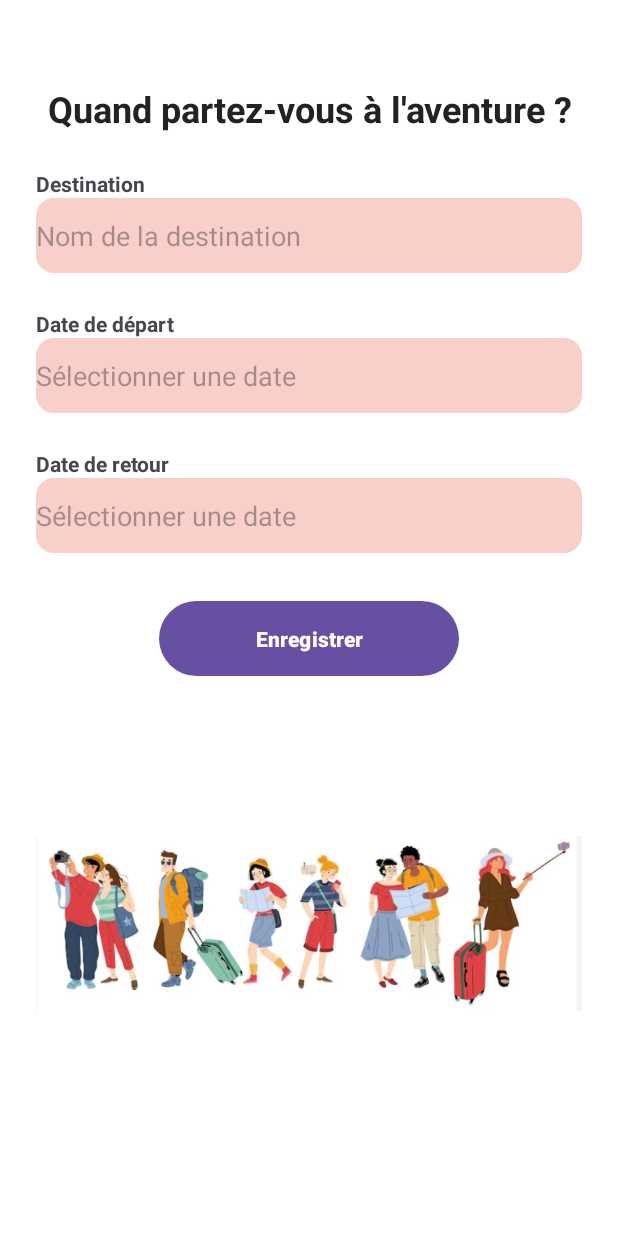
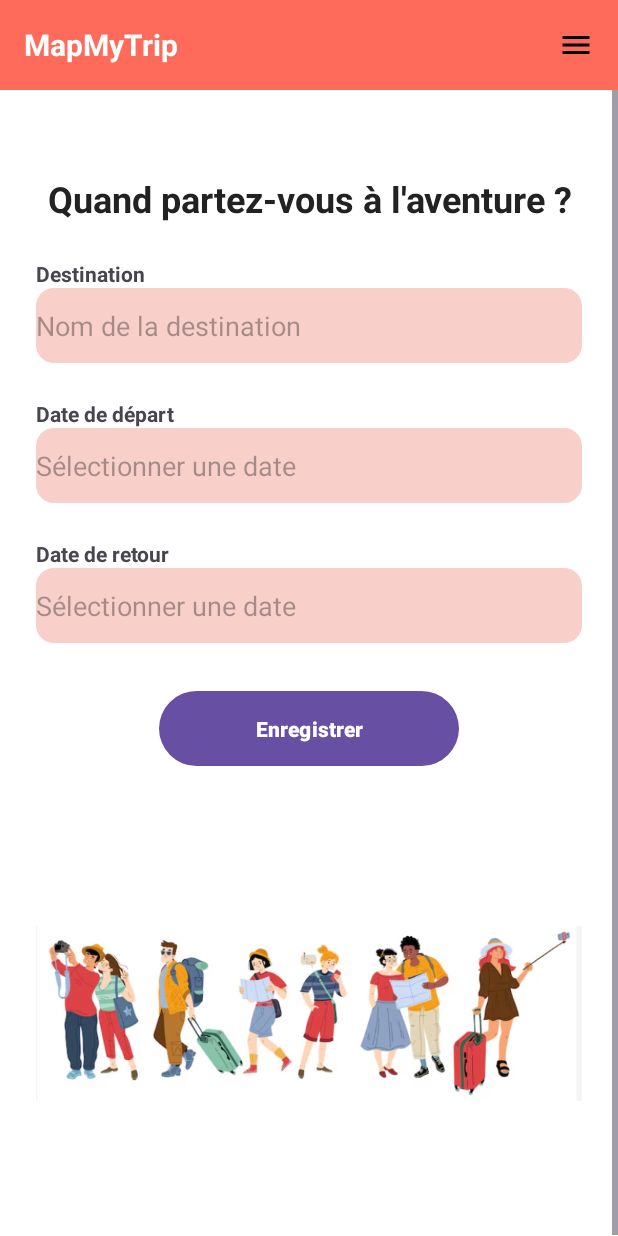
Before and after one commit to DouaaGHEZZAR/CarnetDeVoyage, an Android app: the CreerVoyageActivity screen opened directly, with no data from a screen before it, on a phone screen of 412 x 824 dp. Run offline under Robolectric (Android 15) with nearby library versions, the phone set to English and light mode, and no system bars.

Commit message:
Liste des voyages

```diff
--- a/app/src/main/AndroidManifest.xml
+++ b/app/src/main/AndroidManifest.xml
@@ -22,6 +22,7 @@
             </intent-filter>
         </activity>
         <activity android:name=".CreerVoyageActivity" />
+        <activity android:name=".ListeVoyagesActivity" />
 
     </application>
 
--- a/app/src/main/java/fr/upjv/miage2025/carnetdevoyage/CreerVoyageActivity.java
+++ b/app/src/main/java/fr/upjv/miage2025/carnetdevoyage/CreerVoyageActivity.java
@@ -2,12 +2,19 @@ package fr.upjv.miage2025.carnetdevoyage;
 
 import android.app.DatePickerDialog;
 import android.os.Bundle;
+import android.view.View;
 import android.widget.Button;
+import fr.upjv.miage2025.carnetdevoyage.database.VoyageDatabaseHelper;
+import fr.upjv.miage2025.carnetdevoyage.ListeVoyagesActivity;
+import android.content.Intent;
 import android.widget.DatePicker;
 import android.widget.EditText;
 import android.widget.Toast;
 
 import androidx.appcompat.app.AppCompatActivity;
+import androidx.core.graphics.Insets;
+import androidx.core.view.ViewCompat;
+import androidx.core.view.WindowInsetsCompat;
 
 import java.util.Calendar;
 
@@ -20,6 +27,14 @@ public class CreerVoyageActivity extends AppCompatActivity {
     protected void onCreate(Bundle savedInstanceState) {
         super.onCreate(savedInstanceState);
         setContentView(R.layout.activity_creer_voyage);
+        View header = findViewById(R.id.header_title).getRootView(); // ou R.id.header si tu as mis un id sur le RelativeLayout
+
+        ViewCompat.setOnApplyWindowInsetsListener(header, (v, insets) -> {
+            Insets systemBars = insets.getInsets(WindowInsetsCompat.Type.statusBars());
+            v.setPadding(0, systemBars.top, 0, 0);
+            return insets;
+        });
+
 
         etNomVoyage = findViewById(R.id.et_nom_voyage);
         etDateDebut = findViewById(R.id.et_date_debut);
@@ -38,10 +53,23 @@ public class CreerVoyageActivity extends AppCompatActivity {
             if (nom.isEmpty() || debut.isEmpty() || fin.isEmpty()) {
                 Toast.makeText(this, "Veuillez remplir tous les champs", Toast.LENGTH_SHORT).show();
             } else {
-                Toast.makeText(this, "Voyage enregistré !", Toast.LENGTH_SHORT).show();
-                // ici on enregistrera dans la base SQLite plus tard
+                // Enregistrement dans SQLite
+                VoyageDatabaseHelper dbHelper = new VoyageDatabaseHelper(this);
+                dbHelper.ajouterVoyage(nom, debut, fin);
+                Toast.makeText(this, "Voyage enregistré en base locale", Toast.LENGTH_SHORT).show();
+
+                //vider les champs
+                etNomVoyage.setText("");
+                etDateDebut.setText("");
+                etDateFin.setText("");
+
+                // Redirection vers la liste
+                Intent intent = new Intent(CreerVoyageActivity.this, ListeVoyagesActivity.class);
+                startActivity(intent);
+                finish(); // Facultatif : empêche de revenir en arrière avec le bouton "back"
             }
         });
+
     }
 
     private void showDatePicker(EditText targetEditText) {
--- /dev/null
+++ b/app/src/main/res/drawable/cercle_violet.xml
@@ -0,0 +1,4 @@
+<shape xmlns:android="http://schemas.android.com/apk/res/android"
+    android:shape="oval">
+    <solid android:color="#E5D8FF" />
+</shape>
--- /dev/null
+++ b/app/src/main/res/drawable/ic_menu.xml
@@ -0,0 +1,5 @@
+<vector xmlns:android="http://schemas.android.com/apk/res/android" android:height="24dp" android:tint="#000000" android:viewportHeight="24" android:viewportWidth="24" android:width="24dp">
+
+    <path android:fillColor="@android:color/white" android:pathData="M3,18h18v-2L3,16v2zM3,13h18v-2L3,11v2zM3,6v2h18L21,6L3,6z"/>
+
+</vector>
--- /dev/null
+++ b/app/src/main/res/drawable/ic_search.xml
@@ -0,0 +1,5 @@
+<vector xmlns:android="http://schemas.android.com/apk/res/android" android:height="24dp" android:tint="#000000" android:viewportHeight="24" android:viewportWidth="24" android:width="24dp">
+
+    <path android:fillColor="@android:color/white" android:pathData="M15.5,14h-0.79l-0.28,-0.27C15.41,12.59 16,11.11 16,9.5 16,5.91 13.09,3 9.5,3S3,5.91 3,9.5 5.91,16 9.5,16c1.61,0 3.09,-0.59 4.23,-1.57l0.27,0.28v0.79l5,4.99L20.49,19l-4.99,-5zM9.5,14C7.01,14 5,11.99 5,9.5S7.01,5 9.5,5 14,7.01 14,9.5 11.99,14 9.5,14z"/>
+
+</vector>
--- a/app/src/main/res/layout/activity_creer_voyage.xml
+++ b/app/src/main/res/layout/activity_creer_voyage.xml
@@ -1,8 +1,43 @@
 <?xml version="1.0" encoding="utf-8"?>
-<ScrollView xmlns:android="http://schemas.android.com/apk/res/android"
+<LinearLayout xmlns:android="http://schemas.android.com/apk/res/android"
+    android:orientation="vertical"
     android:layout_width="match_parent"
     android:layout_height="match_parent"
     android:background="#FFFFFF">
+
+    <!-- EN-TÊTE -->
+    <RelativeLayout
+        android:layout_width="match_parent"
+        android:layout_height="60dp"
+        android:background="#FF6B5A"
+        android:paddingStart="16dp"
+        android:paddingEnd="16dp"
+        android:gravity="center_vertical">
+
+        <TextView
+            android:id="@+id/header_title"
+            android:layout_width="wrap_content"
+            android:layout_height="wrap_content"
+            android:text="MapMyTrip"
+            android:textColor="#FFFFFF"
+            android:textSize="20sp"
+            android:textStyle="bold"
+            android:layout_alignParentStart="true"
+            android:layout_centerVertical="true"/>
+
+        <ImageView
+            android:id="@+id/header_menu"
+            android:layout_width="24dp"
+            android:layout_height="24dp"
+            android:src="@drawable/ic_menu"
+            android:layout_alignParentEnd="true"
+            android:layout_centerVertical="true"/>
+    </RelativeLayout>
+
+    <!-- FORMULAIRE -->
+    <ScrollView
+        android:layout_width="match_parent"
+        android:layout_height="match_parent">
 
         <LinearLayout
             android:layout_width="match_parent"
@@ -87,3 +122,4 @@
 
         </LinearLayout>
     </ScrollView>
+</LinearLayout>
```
Also changed, not shown: app/src/main/java/fr/upjv/miage2025/carnetdevoyage/ListeVoyagesActivity.java (added, +35 -0 lines), app/src/main/java/fr/upjv/miage2025/carnetdevoyage/adapter/VoyageAdapter.java (added, +56 -0 lines), app/src/main/java/fr/upjv/miage2025/carnetdevoyage/database/VoyageDatabaseHelper.java (added, +79 -0 lines), app/src/main/java/fr/upjv/miage2025/carnetdevoyage/model/Voyage.java (added, +21 -0 lines), app/src/main/res/layout/activity_liste_voyages.xml (added, +70 -0 lines), app/src/main/res/layout/item_voyage.xml (added, +32 -0 lines). Lines whose indentation alone changed are shown as unchanged.
